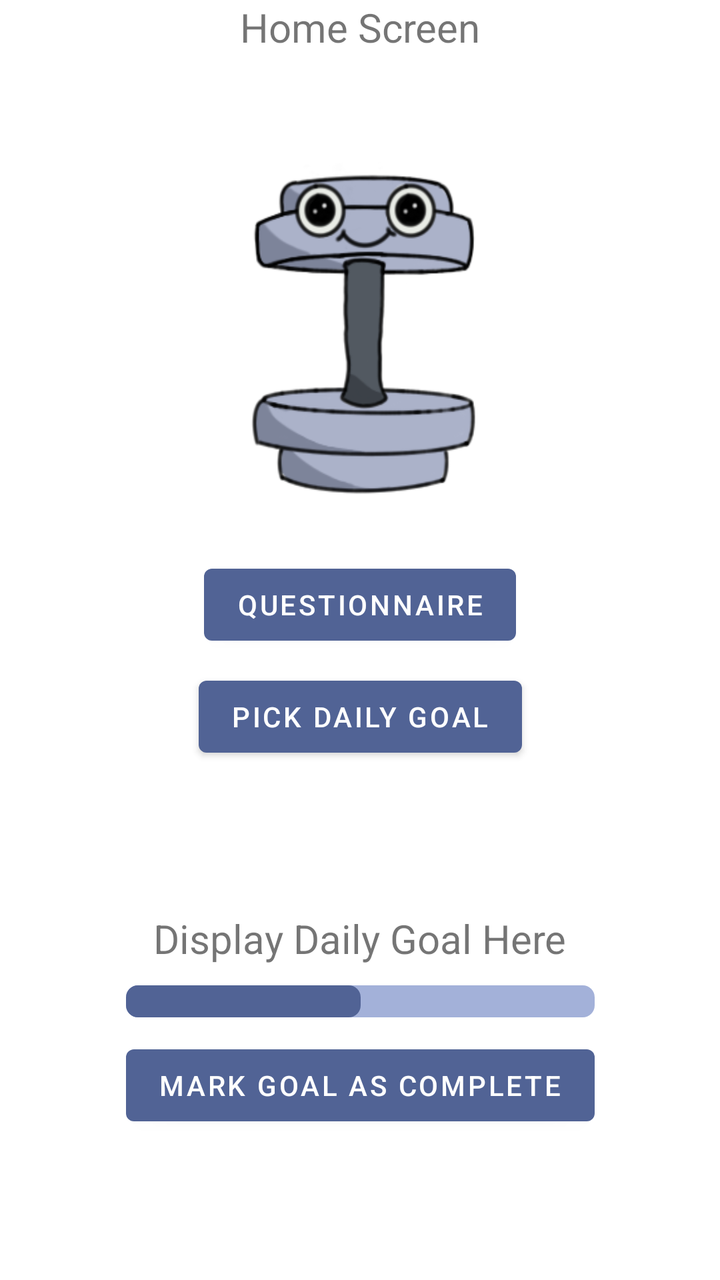
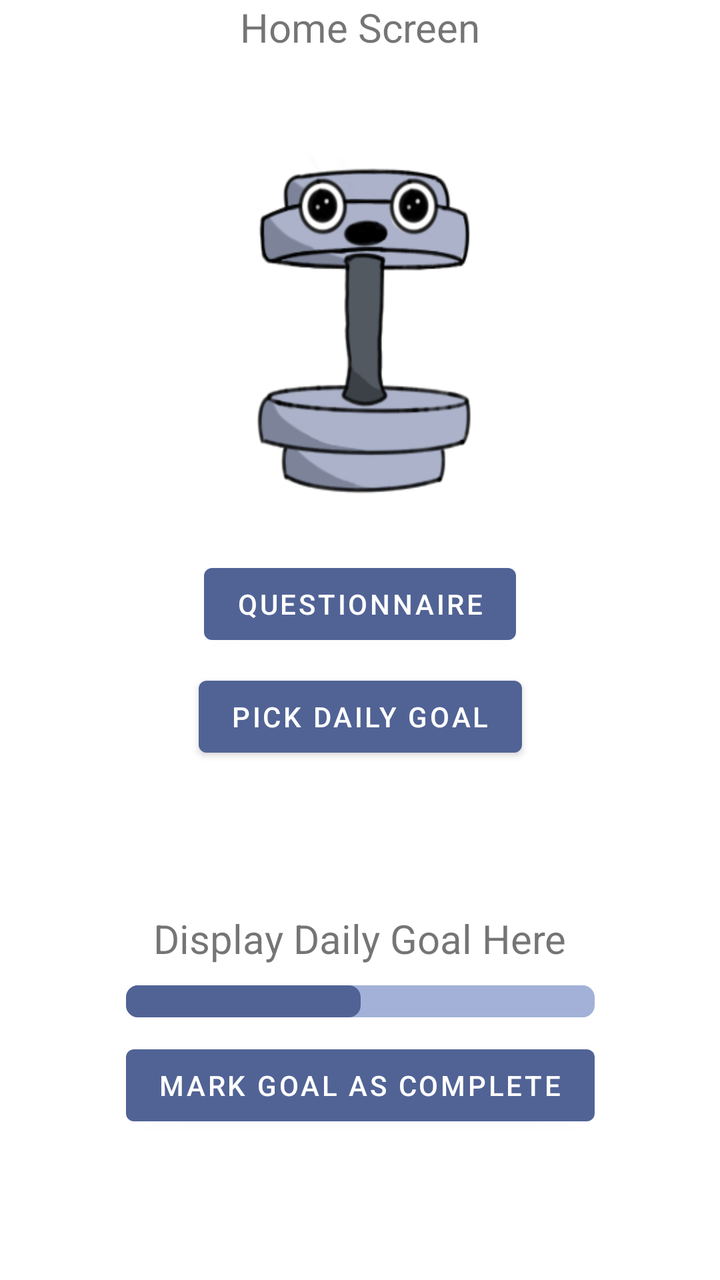

Screens rendered from an Android XML layout before and after an edit, with the pre-edit source and the edit as a unified diff.
<!-- AndroidManifest.xml: application theme Theme.SELab23B02 -->
<!-- res/layout/fragment_home.xml -->
<?xml version="1.0" encoding="utf-8"?>
<androidx.constraintlayout.widget.ConstraintLayout xmlns:android="http://schemas.android.com/apk/res/android"
    xmlns:app="http://schemas.android.com/apk/res-auto"
    xmlns:tools="http://schemas.android.com/tools"
    android:layout_width="match_parent"
    android:layout_height="match_parent"
    tools:context=".HomeFragment">

    <ImageButton
        android:id="@+id/buttonLittleBeing"
        android:layout_width="130dp"
        android:layout_height="211dp"
        android:layout_marginTop="-350dp"
        android:background="@drawable/little_being_happy"
        app:layout_constraintBottom_toBottomOf="parent"
        app:layout_constraintLeft_toLeftOf="parent"
        app:layout_constraintRight_toRightOf="parent"
        app:layout_constraintTop_toBottomOf="@id/textView" />

    <TextView
        android:id="@+id/textView"
        android:layout_width="wrap_content"
        android:layout_height="wrap_content"
        android:layout_gravity="center"
        android:text="Home Screen"
        android:textSize="20sp"
        app:layout_constraintLeft_toLeftOf="parent"
        app:layout_constraintRight_toRightOf="parent"
        app:layout_constraintTop_toTopOf="parent" />

    <Button
        android:id="@+id/QuestionnaireButton"
        android:layout_width="wrap_content"
        android:layout_height="wrap_content"
        android:layout_marginTop="-300dp"
        android:onClick="QuestionnaireClicked"
        android:text="Questionnaire"
        app:layout_constraintBottom_toBottomOf="parent"
        app:layout_constraintLeft_toLeftOf="parent"
        app:layout_constraintRight_toRightOf="parent"
        app:layout_constraintTop_toBottomOf="@id/buttonLittleBeing" />

    <Button
        android:id="@+id/DailyGoalButton"
        android:layout_width="wrap_content"
        android:layout_height="wrap_content"
        android:layout_marginTop="-250dp"
        android:onClick="PickDailyGoalClicked"
        android:text="Pick Daily Goal"
        app:layout_constraintBottom_toBottomOf="parent"
        app:layout_constraintLeft_toLeftOf="parent"
        app:layout_constraintRight_toRightOf="parent"
        app:layout_constraintTop_toBottomOf="@+id/QuestionnaireButton" />

    <LinearLayout
        android:id="@+id/linearLayout4"
        android:layout_width="wrap_content"
        android:layout_height="wrap_content"
        android:divider="@drawable/divider"
        android:orientation="vertical"
        android:showDividers="middle"
        app:layout_constraintBottom_toBottomOf="parent"
        app:layout_constraintLeft_toLeftOf="parent"
        app:layout_constraintRight_toRightOf="parent"
        app:layout_constraintTop_toBottomOf="@+id/DailyGoalButton"
        android:gravity="center">

        <TextView
            android:id="@+id/DailyGoalTxt"
            android:layout_width="wrap_content"
            android:layout_height="wrap_content"
            android:text="Display Daily Goal Here"
            android:textSize="20dp" />

        <ProgressBar
            android:id="@+id/DailyGoalProgressBar"
            style="?android:progressBarStyleHorizontal"
            android:layout_width="match_parent"
            android:layout_height="wrap_content"
            android:indeterminate="false"
            android:max="100"
            android:progress="50"
            android:progressDrawable="@drawable/progress_bar_background" />

        <Button
            android:id="@+id/GoalCompleteButton"
            android:layout_width="wrap_content"
            android:layout_height="wrap_content"
            android:text="Mark Goal as Complete"
            android:onClick="markGoalAsCompleteClicked"/>

    </LinearLayout>

</androidx.constraintlayout.widget.ConstraintLayout>
<!-- resources referenced by this layout -->
<resources>
  <!-- drawable divider (drawable) -->
  <?xml version="1.0" encoding="utf-8"?>
  <shape xmlns:android="http://schemas.android.com/apk/res/android">
      <size
          android:height="10dp"
          android:width="5dp"
          />
  </shape>
  <!-- drawable little_being_happy: png bitmap (drawable, 35007 bytes) -->
  <!-- drawable progress_bar_background (drawable) -->
  <?xml version="1.0" encoding="utf-8"?>
  <layer-list xmlns:android="http://schemas.android.com/apk/res/android">
      <item android:id="@android:id/background">
          <shape android:shape="rectangle">
              <corners android:radius="6dp"/>
              <solid android:color="#a3b1d9"/>
          </shape>
      </item>
  
      <item android:id="@+id/progress">
          <scale android:scaleWidth="100%">
              <shape android:shape="rectangle">
                  <corners android:radius="6dp"/>
                  <solid android:color="@color/accent_color"/>
              </shape>
  
          </scale>
      </item>
  
  </layer-list>
  <style name="Theme.SELab23B02" parent="Theme.MaterialComponents.DayNight.DarkActionBar">
          
          <item name="colorPrimary">@color/accent_color</item>
          <item name="colorPrimaryVariant">@color/accent_color</item>
          <item name="colorOnPrimary">@color/white</item>
          
          <item name="colorSecondary">@color/teal_200</item>
          <item name="colorSecondaryVariant">@color/teal_700</item>
          <item name="colorOnSecondary">@color/black</item>
          
          <item name="android:statusBarColor">?attr/colorPrimaryVariant</item>
          
      </style>
  <color name="accent_color">#516395</color>
  <color name="white">#FFFFFFFF</color>
  <color name="teal_200">#FF03DAC5</color>
  <color name="teal_700">#FF018786</color>
  <color name="black">#FF000000</color>
</resources>

<!-- the commit's change to res/layout/fragment_home.xml (unified diff, before → after) -->
@@ -8,10 +8,10 @@
 
     <ImageButton
         android:id="@+id/buttonLittleBeing"
-        android:layout_width="130dp"
-        android:layout_height="211dp"
+        android:layout_width="132dp"
+        android:layout_height="210dp"
         android:layout_marginTop="-350dp"
-        android:background="@drawable/little_being_happy"
+        android:background="@drawable/little_being"
         app:layout_constraintBottom_toBottomOf="parent"
         app:layout_constraintLeft_toLeftOf="parent"
         app:layout_constraintRight_toRightOf="parent"
<!-- resource entries referenced after the edit -->
@@ -8,7 +8,7 @@
           android:width="5dp"
           />
   </shape>
-  <!-- drawable little_being_happy: png bitmap (drawable, 35007 bytes) -->
+  <!-- drawable little_being: png bitmap (drawable, 34373 bytes) -->
   <!-- drawable progress_bar_background (drawable) -->
   <?xml version="1.0" encoding="utf-8"?>
   <layer-list xmlns:android="http://schemas.android.com/apk/res/android">
